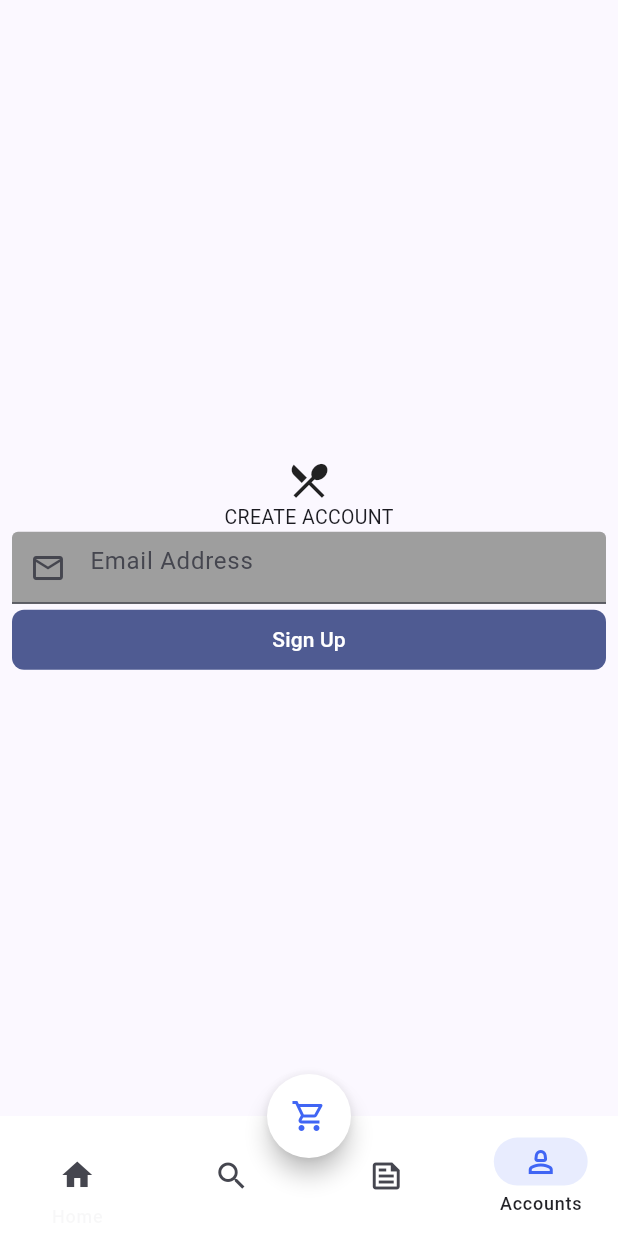
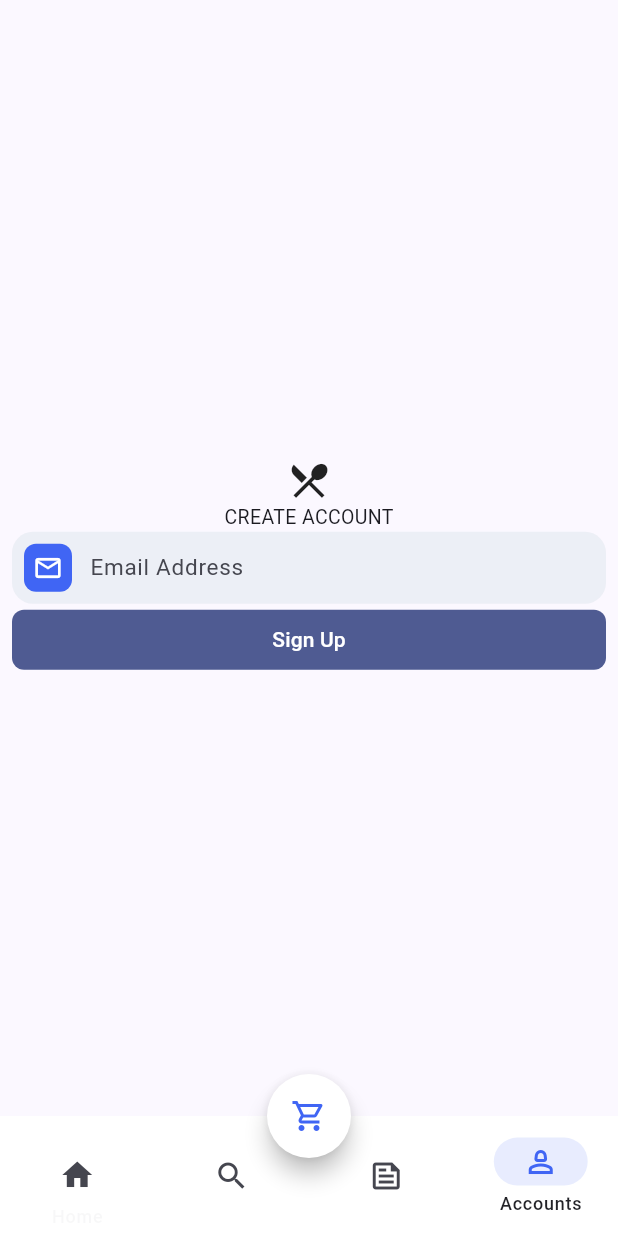
Before and after one commit to mhista/cartAfri, a Flutter app: the screen it shows after launch, item 4 of the bottom bar chosen, on a phone screen of 412 x 824 dp. Run offline on Flutter 3.47's test engine with Material 3 defaults, Android fonts, the phone set to English and light mode, and no system bars; our stand-ins replace flutter_riverpod.

Commit message:
working on forms

```diff
--- a/lib/core/commons/reusables.dart
+++ b/lib/core/commons/reusables.dart
@@ -213,20 +213,24 @@ class AuthIcons extends StatelessWidget {
 // Expanded Flat Button
 class ExpandedButton extends StatelessWidget {
   final Function()? onpress;
-  final String title;
+  final Widget text;
 
-  const ExpandedButton({super.key, required this.onpress, required this.title});
+  const ExpandedButton({
+    super.key,
+    required this.text,
+    required this.onpress,
+  });
 
   @override
   Widget build(BuildContext context) {
     return SizedBox(
-      width: double.infinity,
-      child: FilledButton(
+        width: double.infinity,
+        child: FilledButton(
           onPressed: onpress,
           style: FilledButton.styleFrom(
               shape: RoundedRectangleBorder(
                   borderRadius: BorderRadius.circular(8.0))),
-          child: Text(title)),
-    );
+          child: text,
+        ));
   }
 }
--- /dev/null
+++ b/lib/core/commons/shared_textfield.dart
@@ -0,0 +1,40 @@
+import 'package:cartafri/core/constants/constants.dart';
+import 'package:flutter/material.dart';
+
+class InputTextWidget extends StatelessWidget {
+  final String hintText;
+  final IconData iconData;
+
+  const InputTextWidget(
+      {super.key, required this.hintText, required this.iconData});
+
+  @override
+  Widget build(BuildContext context) {
+    return TextField(
+      style: const TextStyle(
+        color: Colors.black,
+      ),
+      keyboardType: TextInputType.emailAddress,
+      decoration: InputDecoration(
+          contentPadding: const EdgeInsets.symmetric(vertical: 11),
+          hintText: hintText,
+          hintStyle: const TextStyle(fontWeight: FontWeight.w400, fontSize: 15),
+          prefixIcon: Padding(
+            padding: const EdgeInsets.all(8.0),
+            child: Material(
+              color: kButtonColor,
+              borderRadius: BorderRadius.circular(8.0),
+              child: Icon(
+                iconData,
+                size: 20,
+                color: Colors.white,
+              ),
+            ),
+          ),
+          filled: true,
+          fillColor: kFormColor,
+          focusedBorder: kOutlineInputBorder,
+          enabledBorder: kOutlineInputBorder),
+    );
+  }
+}
--- a/lib/core/constants/constants.dart
+++ b/lib/core/constants/constants.dart
@@ -17,3 +17,11 @@ const kSmallFont = TextStyle(
     fontSize: 12,
     fontWeight: FontWeight.w400,
     decoration: TextDecoration.underline);
+
+const kOutlineInputBorder = OutlineInputBorder(
+  borderSide: BorderSide.none,
+  borderRadius: BorderRadius.all(
+    Radius.circular(14.0),
+  ),
+);
+const kFormColor = Color.fromARGB(218, 234, 237, 244);
--- a/lib/main.dart
+++ b/lib/main.dart
@@ -49,7 +49,7 @@ class Themeing {
           borderRadius: BorderRadius.circular(50.0),
         ),
       ),
-      floatingActionButtonTheme: FloatingActionButtonThemeData(
+      floatingActionButtonTheme: const FloatingActionButtonThemeData(
           backgroundColor: kCardColor,
           splashColor: kCardColor,
           foregroundColor: kCardColor),
--- a/lib/screens/account-settings.dart
+++ b/lib/screens/account-settings.dart
@@ -16,7 +16,7 @@ class _AccountPageState extends State<AccountPage> {
   Widget build(BuildContext context) {
     return Scaffold(
       appBar: AppBar(
-        title: AppBarTitle(title: 'Profile'),
+        title: const AppBarTitle(title: 'Profile'),
       ),
       body: Padding(
         padding: const EdgeInsets.symmetric(horizontal: 8.0),
@@ -29,7 +29,7 @@ class _AccountPageState extends State<AccountPage> {
               flex: 8,
               child: ListView.separated(
                 separatorBuilder: (context, index) {
-                  return Divider(height: 1);
+                  return const Divider(height: 1);
                 },
                 itemBuilder: (context, index) {
                   return AccountListTile(
@@ -46,17 +46,20 @@ class _AccountPageState extends State<AccountPage> {
                       splashFactory: NoSplash.splashFactory,
                     ),
                     onPressed: () {},
-                    child: Text('Terms of Use', style: kSmallFont)),
+                    child: const Text('Terms of Use', style: kSmallFont)),
               ),
-              Text('and', style: kSmallFont),
+              const Text('and', style: kSmallFont),
               TextButton(
                   style: TextButton.styleFrom(
                     splashFactory: NoSplash.splashFactory,
                   ),
                   onPressed: () {},
-                  child: Text('Privacy policy', style: kSmallFont)),
+                  child: const Text('Privacy policy', style: kSmallFont)),
             ]),
-            ExpandedButton(onpress: () {}, title: 'Sign Out'),
+            ExpandedButton(
+              onpress: () {},
+              text: const Text('Sign Out'),
+            ),
             const Padding(
               padding: EdgeInsets.symmetric(horizontal: 10.0, vertical: 12.0),
               child: Divider(
@@ -69,9 +72,9 @@ class _AccountPageState extends State<AccountPage> {
                   splashFactory: NoSplash.splashFactory,
                 ),
                 onPressed: () {},
-                child: Text('@ 2023 CartAfri, Built by SomTech',
+                child: const Text('@ 2023 CartAfri, Built by SomTech',
                     style: kMediumFont)),
-            Spacer(flex: 1)
+            const Spacer(flex: 1)
           ],
         ),
       ),
@@ -95,10 +98,10 @@ class AccountListTile extends StatelessWidget {
   Widget build(BuildContext context) {
     return ListTile(
       focusColor: kButtonColorOpaque,
-      contentPadding: EdgeInsets.symmetric(horizontal: 0),
+      contentPadding: const EdgeInsets.symmetric(horizontal: 0),
       leading: accountTiles.getIcon(index),
       title: Text(accountTiles.getTitle(index), style: kMediumFont),
-      trailing: Icon(Icons.arrow_forward_ios, size: 14),
+      trailing: const Icon(Icons.arrow_forward_ios, size: 14),
     );
   }
 }
--- a/lib/screens/login_screen.dart
+++ b/lib/screens/login_screen.dart
@@ -1,4 +1,5 @@
 import "package:cartafri/core/commons/reusables.dart";
+import "package:cartafri/core/commons/shared_textfield.dart";
 import "package:cartafri/core/constants/constants.dart";
 import "package:flutter/material.dart";
 
@@ -7,29 +8,27 @@ class LoginPage extends StatelessWidget {
 
   @override
   Widget build(BuildContext context) {
-    return const Scaffold(
+    return Scaffold(
       body: Center(
         child: Column(
           mainAxisAlignment: MainAxisAlignment.center,
           children: [
-            AuthIcons(authIcon: Icons.local_dining_outlined),
-            Text(
+            const AuthIcons(authIcon: Icons.local_dining_outlined),
+            const Text(
               'CREATE ACCOUNT',
               style: kMediumFont,
             ),
-            TextField(
-              keyboardType: TextInputType.emailAddress,
-              decoration: InputDecoration(
-                  hintText: 'Email Address',
-                  prefixIcon: Icon(Icons.mail_outline),
-                  filled: true,
-                  fillColor: Colors.grey,
-                  focusedBorder: OutlineInputBorder(
-                    borderSide: BorderSide.none,
-                    borderRadius: BorderRadius.all(Radius.circular(10.0)),
-                  )),
+            const InputTextWidget(
+              hintText: 'Email Address',
+              iconData: Icons.mail_outline,
             ),
-            ExpandedButton(onpress: () {}, title: 'Sign Up')
+            ExpandedButton(
+              onpress: () {},
+              text: const Padding(
+                padding: EdgeInsets.all(8.0),
+                child: Text('Sign Up'),
+              ),
+            )
           ],
         ),
       ),
```
Also changed, not shown: images/bags (2).jpg (deleted), lib/app_config/constants.dart (added).
